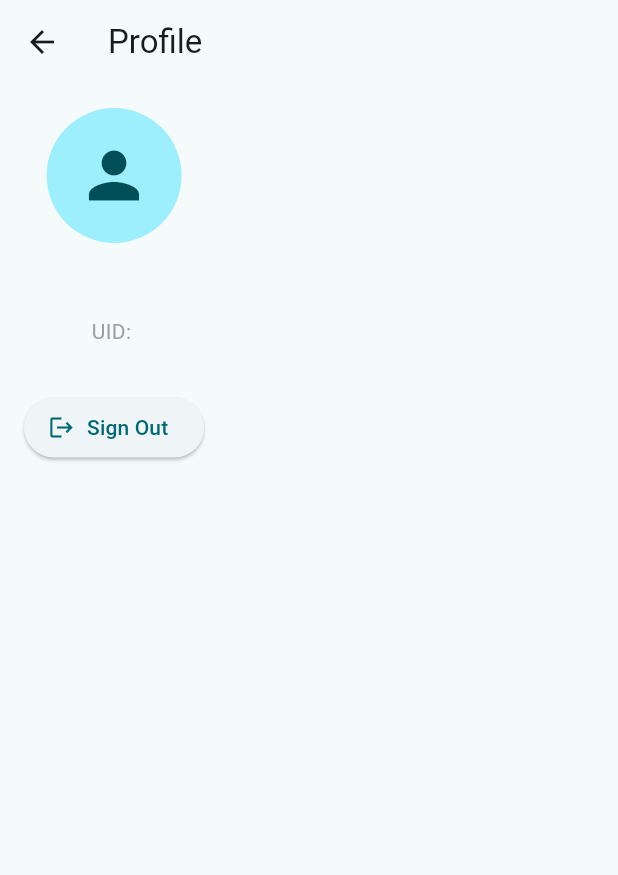
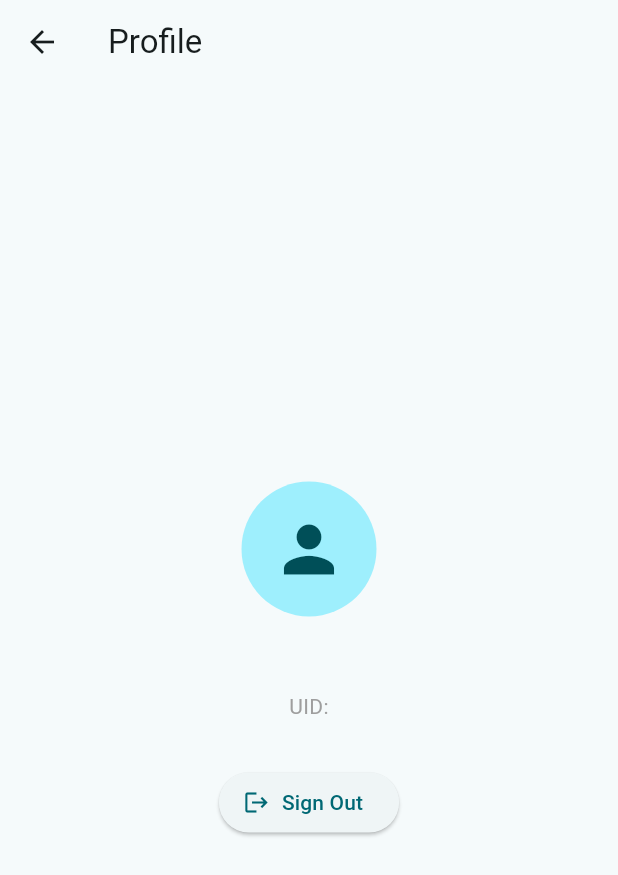
Before and after one commit to johntmvu/Tiny-Tasks, a Flutter app: the SettingsView screen opened directly, after a tap on "Profile", on a phone screen of 412 x 824 dp. Shown: the top 875 px of the screen. Run offline on Flutter 3.47's test engine with Material 3 defaults, Android fonts, the phone set to English and light mode, and no system bars; our stand-ins replace cloud_firestore, firebase_auth, firebase_core, flutter_dotenv, flutter_local_notifications, flutter_slidable and 5 more; accounts and stored records are empty.

Commit message:
added slight ui improvements

```diff
--- a/lib/screens/history_view.dart
+++ b/lib/screens/history_view.dart
@@ -189,7 +189,7 @@ class _HistoryViewState extends State<HistoryView> {
     if (isUnchecked) {
       return Container(
         margin: const EdgeInsets.symmetric(horizontal: 16, vertical: 4),
-        padding: const EdgeInsets.symmetric(horizontal: 16, vertical: 14),
+        padding: const EdgeInsets.symmetric(horizontal: 16, vertical: 12),
         decoration: BoxDecoration(
           color: const Color(0xFFFFF8E1),
           borderRadius: BorderRadius.circular(16),
@@ -204,7 +204,7 @@ class _HistoryViewState extends State<HistoryView> {
         child: Row(
           children: [
             const Icon(Icons.radio_button_unchecked_rounded,
-                color: Color(0xFFFFA000), size: 22),
+                color: Color(0xFFFFA000), size: 20),
             const SizedBox(width: 12),
             const Expanded(
               child: Text(
--- a/lib/screens/profile_view.dart
+++ b/lib/screens/profile_view.dart
@@ -13,21 +13,25 @@ class ProfileView extends StatelessWidget {
       appBar: AppBar(
         title: const Text("Profile"),
       ),
-      body: Padding(
+      body: Center(
+        child: Padding(
           padding: const EdgeInsets.all(16),
           child: Column(
+            mainAxisSize: MainAxisSize.min,
+            crossAxisAlignment: CrossAxisAlignment.center,
             children: [
               const CircleAvatar(
                 radius: 45,
                 child: Icon(Icons.person, size: 50),
               ),
-            const SizedBox(height: 15),
+              const SizedBox(height: 16),
 
               Text(
                 user?.email ?? "No email",
+                textAlign: TextAlign.center,
                 style: const TextStyle(
                   fontSize: 18,
-                fontWeight: FontWeight.bold,
+                  fontWeight: FontWeight.w700,
                 ),
               ),
 
@@ -35,6 +39,7 @@ class ProfileView extends StatelessWidget {
 
               Text(
                 "UID: ${user?.uid ?? "N/A"}",
+                textAlign: TextAlign.center,
                 style: const TextStyle(color: Colors.grey),
               ),
 
@@ -57,6 +62,7 @@ class ProfileView extends StatelessWidget {
             ],
           ),
         ),
+      ),
     );
   }
 }
--- a/lib/screens/settings_view.dart
+++ b/lib/screens/settings_view.dart
@@ -31,7 +31,7 @@ class _SettingsViewState extends State<SettingsView> {
             padding: EdgeInsets.symmetric(horizontal: 16),
             child: Text(
               "Account",
-              style: TextStyle(fontSize: 18, fontWeight: FontWeight.bold),
+              style: TextStyle(fontSize: 18, fontWeight: FontWeight.w700),
             ),
           ),
 
@@ -54,7 +54,7 @@ class _SettingsViewState extends State<SettingsView> {
             padding: EdgeInsets.symmetric(horizontal: 16),
             child: Text(
               "Preferences",
-              style: TextStyle(fontSize: 18, fontWeight: FontWeight.bold),
+              style: TextStyle(fontSize: 18, fontWeight: FontWeight.w700),
             ),
           ),
 
@@ -79,20 +79,6 @@ class _SettingsViewState extends State<SettingsView> {
             onChanged: (val) => setState(() => haptics = val),
           ),
 
-          const Divider(),
-
-          ListTile(
-            leading: const Icon(Icons.info_outline),
-            title: const Text("About"),
-            subtitle: const Text("Tiny Tasks - Sprint 2"),
-            onTap: () {
-              showAboutDialog(
-                context: context,
-                applicationName: "Tiny Tasks",
-                applicationVersion: "Sprint 2",
-              );
-            },
-          ),
         ],
       ),
     );
--- a/lib/screens/task_detail_view.dart
+++ b/lib/screens/task_detail_view.dart
@@ -13,7 +13,7 @@ class TaskDetailView extends StatelessWidget {
       isScrollControlled: true,
       backgroundColor: Colors.white,
       shape: const RoundedRectangleBorder(
-        borderRadius: BorderRadius.vertical`(top: Radius.circular(24)),
+        borderRadius: BorderRadius.vertical(top: Radius.circular(24)),
       ),
       builder: (_) => TaskDetailView(task: task),
     );
@@ -26,8 +26,9 @@ class TaskDetailView extends StatelessWidget {
     final createdAtFormatted = DateFormat('MMM d, yyyy • h:mm a')
         .format(task.createdAt);
 
+    final bottomPadding = MediaQuery.of(context).padding.bottom;
     return Padding(
-      padding: const EdgeInsets.fromLTRB(28, 12, 28, 80),
+      padding: EdgeInsets.fromLTRB(28, 12, 28, 24 + bottomPadding),
       child: Column(
         mainAxisSize: MainAxisSize.min,
         crossAxisAlignment: CrossAxisAlignment.start,
--- a/lib/widgets/task_tile.dart
+++ b/lib/widgets/task_tile.dart
@@ -82,7 +82,7 @@ class TaskTile extends StatelessWidget {
           crossAxisAlignment: CrossAxisAlignment.start,
           children: [
             if (description.isNotEmpty) ...[
-              const SizedBox(height: 6),
+              const SizedBox(height: 8),
               Text(
                 description,
                 style: TextStyle(
```
Also changed, not shown: lib/screens/task_view.dart (+27 -22 lines), lib/widgets/big_task_tile.dart (+4 -4 lines). Lines whose indentation alone changed are shown as unchanged.
